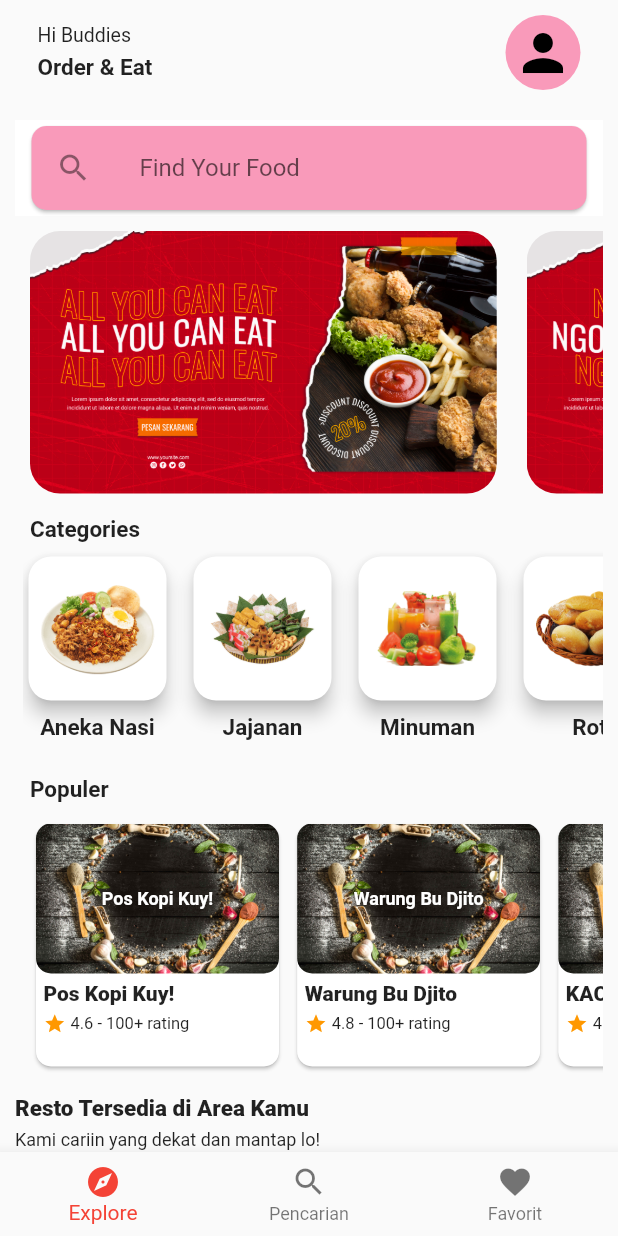
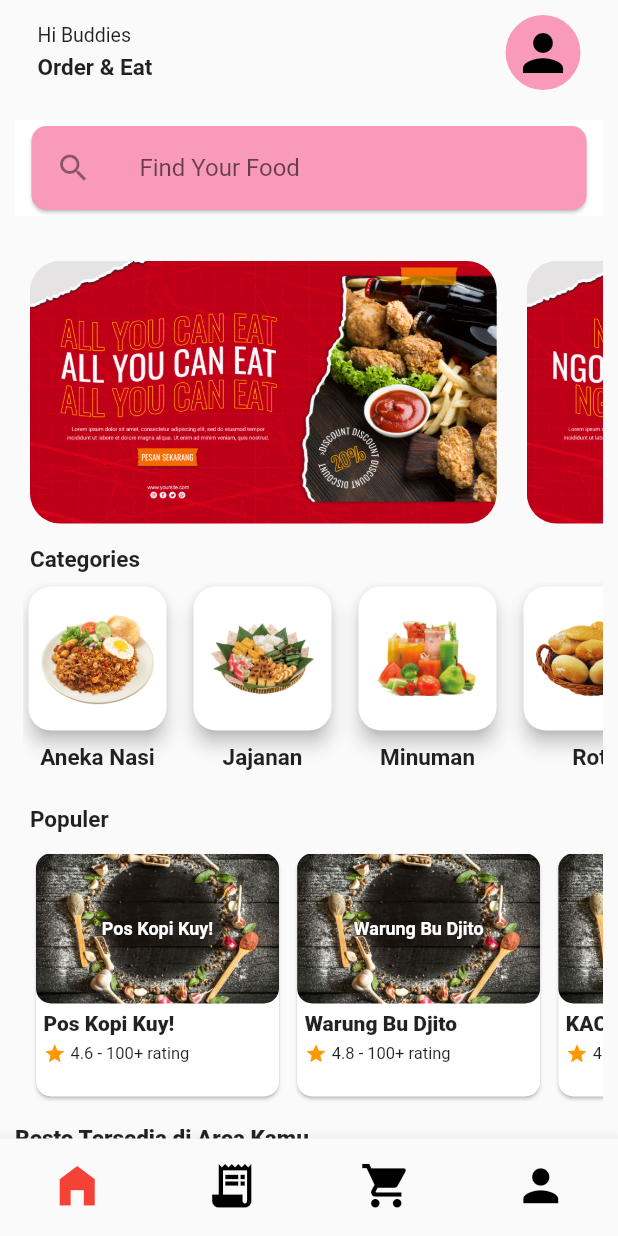
Before and after one commit to WarungSabeb/Food-Delivery-Apps, a Flutter app: the screen it shows after launch, after a tap on "Sign Up", on a phone screen of 412 x 824 dp. Run offline on Flutter 3.47's test engine with Material 2 defaults, Android fonts, the phone set to English and light mode, and no system bars; our stand-ins replace flutter_svg.

Commit message:
Add files via upload

```diff
--- a/lib/main_screen/gofood.dart
+++ b/lib/main_screen/gofood.dart
@@ -4,6 +4,7 @@ import 'package:flutter/material.dart';
 import 'package:food_delivery/data/resto_data.dart';
 import 'package:food_delivery/model/resto_model.dart';
 import 'package:food_delivery/widget/main_screen_widget.dart';
+import 'package:food_delivery/signup.dart';
 
 class gofood extends StatefulWidget {
   gofood({Key? key}) : super(key: key);
@@ -17,16 +18,18 @@ class _gofoodState extends State<gofood> {
   var _verticalPadding = 10.0;
   var _horizontalPadding = 10.0;
 
-  final String _alamat = "Home";
-
   void _onTappedBottomNav(int index) {
     final scaffold = ScaffoldMessenger.of(context);
-    List<String> menuBottomNav = ['Explore', 'Pencarian', 'Favorit'];
+    List<String> menuBottomNav = ['Home', 'History', 'Cart', 'Profile'];
+    // List menuBottomNav = [gofood(), History(), Cart(), Profile()];
     if (index != _selectedIndex) {
       setState(() {
         _selectedIndex = index;
       });
-      if (index == 1) {
+
+      // Navigator.push(context,MaterialPageRoute(builder: (context) => menuBottomNav.elementAt(index)));
+
+        // Hapus aja kalo udh ada halamannya
         scaffold.showSnackBar(
           SnackBar(
             duration: Duration(seconds: 1),
@@ -41,7 +44,6 @@ class _gofoodState extends State<gofood> {
             backgroundColor: Colors.white,
           ),
         );
-      }
     }
   }
 
@@ -130,7 +132,7 @@ class _gofoodState extends State<gofood> {
                   crossAxisAlignment: CrossAxisAlignment.stretch,
                   children: [
                     SearchBox(),
-                    SizedBox(height: 10),
+                    SizedBox(height: 30),
 
                     BannerWidget(),
 
@@ -304,21 +306,29 @@ class _gofoodState extends State<gofood> {
       bottomNavigationBar: BottomNavigationBar(
         items: const <BottomNavigationBarItem>[
           BottomNavigationBarItem(
-            icon: Icon(Icons.explore),
-            label: 'Explore',
+            icon: Icon(Icons.home_filled, size: 35),
+            label: 'Home',
           ),
           BottomNavigationBarItem(
-            icon: Icon(Icons.search),
-            label: 'Pencarian',
+            icon: Icon(Icons.receipt_long, size: 35),
+            label: 'History',
           ),
           BottomNavigationBarItem(
-            icon: Icon(Icons.favorite),
-            label: 'Favorit',
+            icon: Icon(Icons.shopping_cart, size: 35),
+            label: 'Cart',
+          ),
+          BottomNavigationBarItem(
+            icon: Icon(Icons.person, size: 35),
+            label: 'Profile',
           ),
         ],
         currentIndex: _selectedIndex,
         selectedItemColor: Colors.red,
+        unselectedItemColor: Colors.black,
         onTap: _onTappedBottomNav,
+        type: BottomNavigationBarType.fixed,
+        showSelectedLabels: false,
+        showUnselectedLabels: false,
       ),
     );
   }
```
